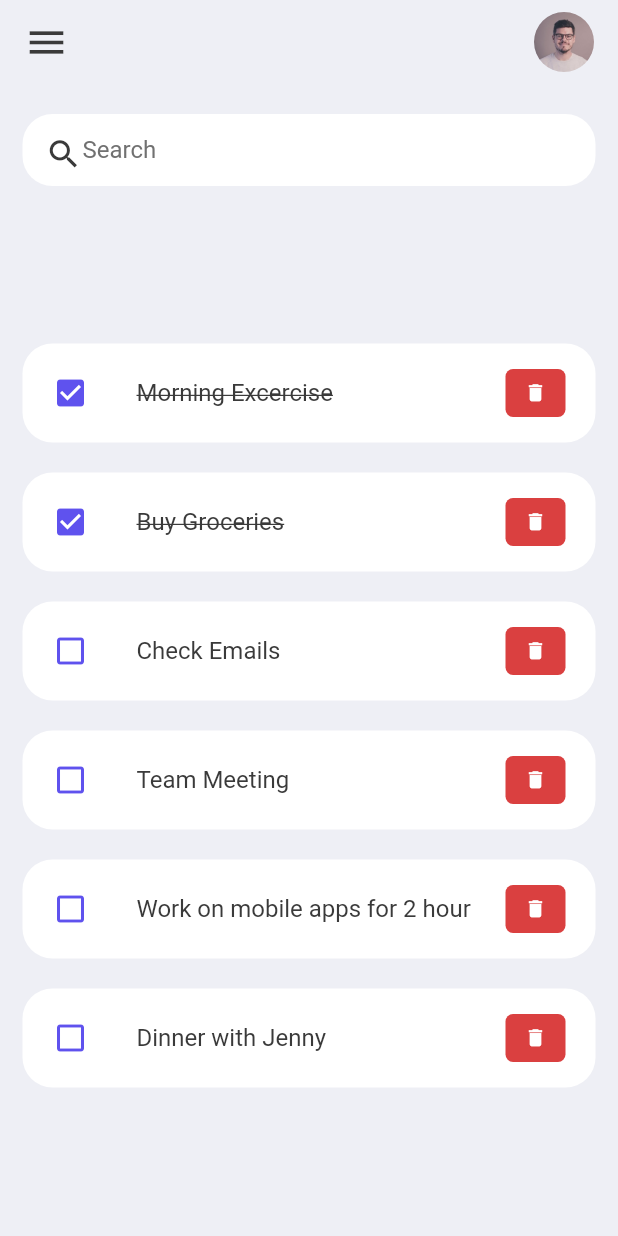
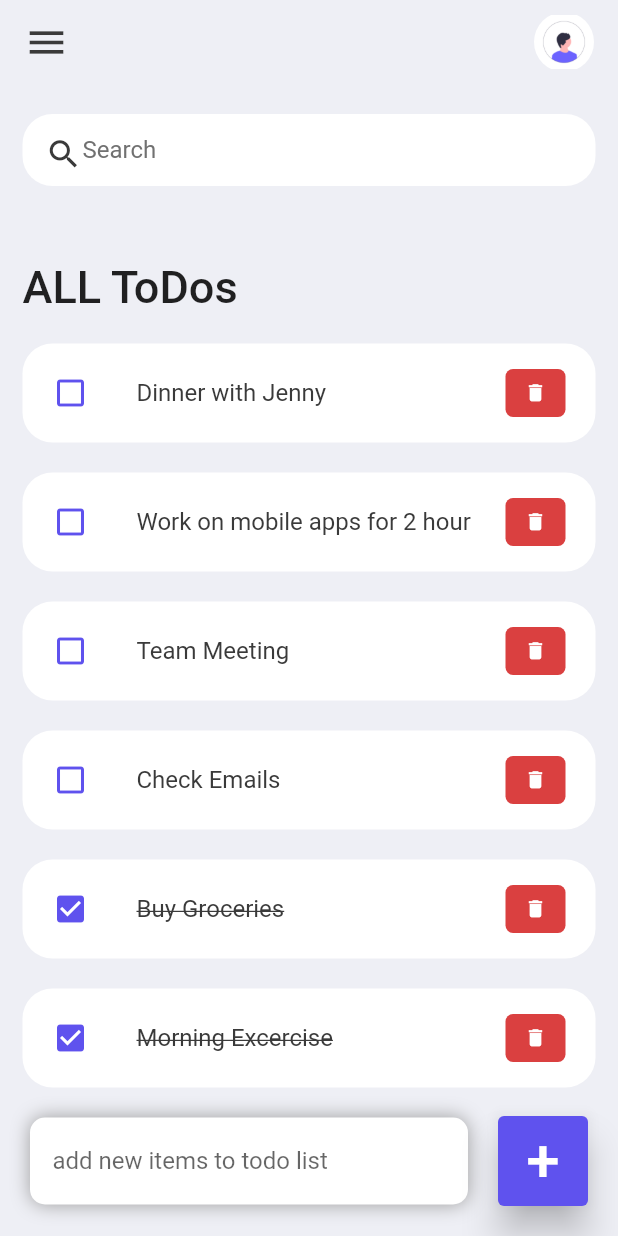
Before and after one commit to yogeshpp16/todolist_flutter, a Flutter app: the screen it shows after launch, on a phone screen of 412 x 824 dp. Run offline on Flutter 3.47's test engine with Material 2 defaults, Android fonts, the phone set to English and light mode, and no system bars.

```diff
--- a/lib/screen/home_screen.dart
+++ b/lib/screen/home_screen.dart
@@ -1,17 +1,36 @@
+// ignore_for_file: unused_element, non_constant_identifier_names
+
 import 'package:flutter/material.dart';
 import '../constants/colors.dart';
 import '../model/todo.dart';
 import '../widgets/todo_item.dart';
 
-class MyHomeScreen extends StatelessWidget {
-  final todosList = ToDo.todoList;
+class MyHomeScreen extends StatefulWidget {
   const MyHomeScreen({Key? key}) : super(key: key);
+
+  @override
+  State<MyHomeScreen> createState() => _MyHomeScreenState();
+}
+
+class _MyHomeScreenState extends State<MyHomeScreen> {
+  final todosList = ToDo.todoList();
+  final _todoController = TextEditingController();
+  List<ToDo> _foundToDo = [];
+  @override
+  void initState() {
+    _foundToDo = todosList;
+
+    super.initState();
+  }
+
   @override
   Widget build(BuildContext context) {
     return Scaffold(
       backgroundColor: tbBGcolor,
       appBar: _buildAppBar(),
-      body: Container(
+      body: Stack(
+        children: [
+          Container(
             padding: const EdgeInsets.symmetric(
               horizontal: 15,
               vertical: 20,
@@ -25,21 +44,125 @@ class MyHomeScreen extends StatelessWidget {
                       Container(
                         margin: const EdgeInsets.only(top: 50, bottom: 20),
                         child: const Text(
-                      "",
-                      style:
-                          TextStyle(fontSize: 30, fontWeight: FontWeight.w500),
+                          "ALL ToDos",
+                          style: TextStyle(
+                              fontSize: 30, fontWeight: FontWeight.w500),
                         ),
                       ),
-                  for (ToDo todo in todosList.call())
+                      for (ToDo todo in _foundToDo.reversed)
                         ToDoItem(
                           todo: todo,
+                          onToDoChanged: _HandleToDoChange,
+                          onDeleteItem: _DeleteToDoItem,
                         ),
+                    ],
+                  ),
+                ),
+              ],
+            ),
+          ),
+          Align(
+            alignment: Alignment.bottomCenter,
+            child: Row(
+              children: [
+                Expanded(
+                  child: Container(
+                    padding:
+                        const EdgeInsets.symmetric(horizontal: 15, vertical: 5),
+                    margin:
+                        const EdgeInsets.only(left: 20, right: 20, bottom: 20),
+                    decoration: BoxDecoration(
+                      color: Colors.white,
+                      boxShadow: const [
+                        BoxShadow(
+                            color: Colors.grey,
+                            offset: Offset(0, 0),
+                            blurRadius: 10.0,
+                            spreadRadius: 0.0),
+                      ],
+                      borderRadius: BorderRadius.circular(10),
+                    ),
+                    child: TextField(
+                      controller: _todoController,
+                      decoration: (const InputDecoration(
+                          hintText: "add new items to todo list",
+                          border: InputBorder.none)),
+                    ),
+                  ),
+                ),
+                Container(
+                  margin: const EdgeInsets.only(
+                    bottom: 20,
+                    right: 20,
+                  ),
+                  child: ElevatedButton(
+                    onPressed: () {
+                      _addToDoItem(_todoController.text);
+                    },
+                    style: ElevatedButton.styleFrom(
+                      backgroundColor: tbBlue,
+                      minimumSize: const Size(
+                        60,
+                        60,
+                      ),
+                      elevation: 10,
+                    ),
+                    child: const Text(
+                      "+",
+                      style: TextStyle(fontSize: 40),
+                    ),
+                  ),
+                )
               ],
             ),
           )
         ],
       ),
-      ),
+    );
+  }
+
+  void _HandleToDoChange(ToDo todo) {
+    setState(
+      () {
+        todo.isDone = !todo.isDone;
+      },
+    );
+  }
+
+  void _DeleteToDoItem(String id) {
+    setState(
+      () {
+        todosList.removeWhere((item) => item.id == id);
+      },
+    );
+  }
+
+  void _addToDoItem(String toDo) {
+    setState(
+      () {
+        todosList.add(
+          ToDo(id: DateTime.now().millisecond.toString(), todoText: toDo),
+        );
+      },
+    );
+    _todoController.clear();
+  }
+
+  void _runFilter(String enteredKeyword) {
+    List<ToDo> results = [];
+    if (enteredKeyword.isEmpty) {
+      results = todosList;
+    } else {
+      results = todosList
+          .where((item) => item.todoText!
+              .toLowerCase()
+              .contains(enteredKeyword.toLowerCase()))
+          .toList();
+    }
+    setState(
+      () {
+        _foundToDo = results;
+      },
     );
   }
 
@@ -60,7 +183,7 @@ class MyHomeScreen extends StatelessWidget {
             height: 40,
             child: ClipRRect(
               borderRadius: BorderRadius.circular(40),
-              child: Image.asset('assets/images/avatar.jpeg'),
+              child: Image.asset('assets/images/avatar.png'),
             ),
           ),
         ],
@@ -71,10 +194,13 @@ class MyHomeScreen extends StatelessWidget {
 
 Widget searchBox() {
   return Container(
-    padding: const EdgeInsets.symmetric(horizontal: 15),
+    padding: EdgeInsets.symmetric(horizontal: 15),
     decoration: BoxDecoration(
-        color: Colors.white, borderRadius: BorderRadius.circular(20)),
-    child: const TextField(
+      color: Colors.white,
+      borderRadius: BorderRadius.circular(20),
+    ),
+    child: TextField(
+      onChanged: (value) => (value),
       decoration: InputDecoration(
           contentPadding: EdgeInsets.all(0),
           prefixIcon: Icon(
--- a/lib/widgets/todo_item.dart
+++ b/lib/widgets/todo_item.dart
@@ -4,7 +4,14 @@ import 'package:todolist_flutter/model/todo.dart';
 
 class ToDoItem extends StatelessWidget {
   final ToDo todo;
-  const ToDoItem({Key? key, required this.todo}) : super(key: key);
+  final onDeleteItem;
+  final onToDoChanged;
+  const ToDoItem(
+      {Key? key,
+      required this.todo,
+      required this.onDeleteItem,
+      required this.onToDoChanged})
+      : super(key: key);
 
   @override
   Widget build(BuildContext context) {
@@ -12,7 +19,9 @@ class ToDoItem extends StatelessWidget {
       margin: const EdgeInsets.only(bottom: 20),
       child: ListTile(
         contentPadding: const EdgeInsets.symmetric(horizontal: 20, vertical: 5),
-        onTap: () {},
+        onTap: () {
+          onToDoChanged(todo);
+        },
         shape: RoundedRectangleBorder(
           borderRadius: BorderRadius.circular(20),
         ),
@@ -39,7 +48,9 @@ class ToDoItem extends StatelessWidget {
             iconSize: 15,
             color: Colors.white,
             icon: const Icon(Icons.delete),
-            onPressed: () {},
+            onPressed: () {
+              onDeleteItem(todo.id);
+            },
           ),
         ),
       ),
```
Also changed, not shown: flutter_01.png (added), flutter_02.png (added). Lines whose indentation alone changed are shown as unchanged.
